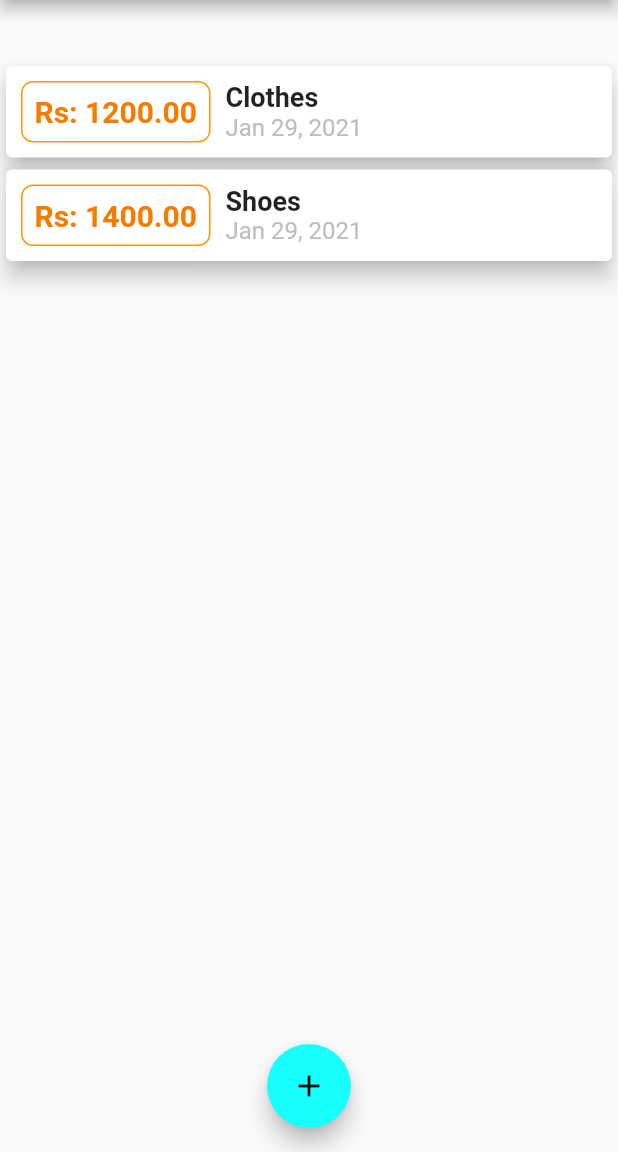
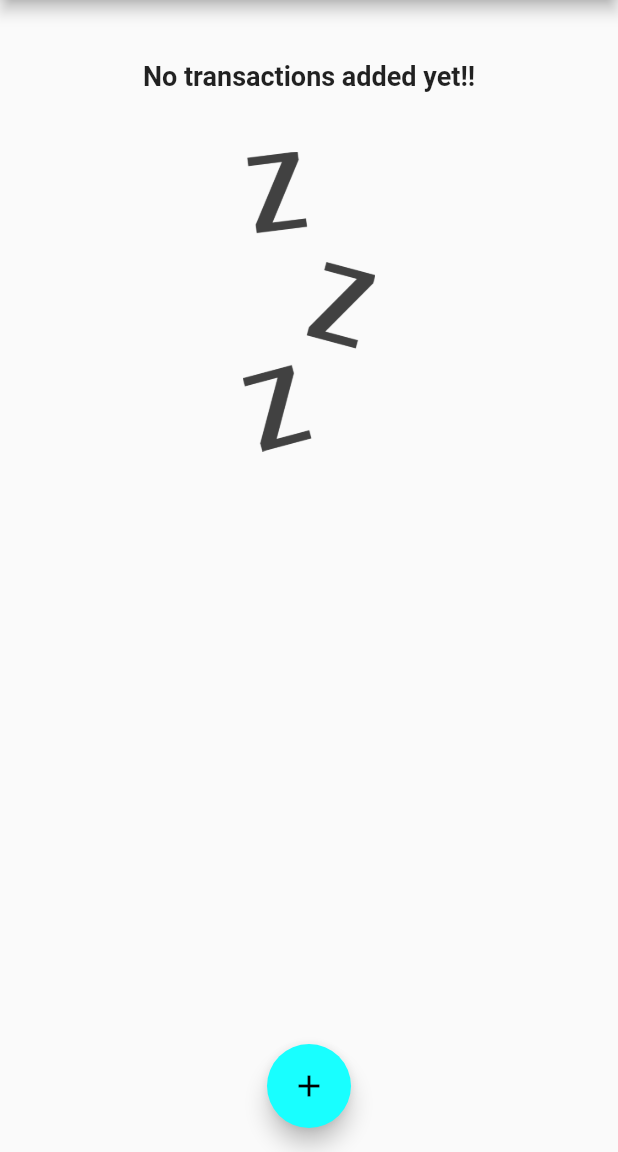
Before and after one commit to aniketgaikwad9797/Personal-Expenses-App, a Flutter app: the screen it shows after launch, on a phone screen of 412 x 824 dp, the part 84-1236 px from its top. Run offline on Flutter 3.47's test engine with Material 2 defaults, Android fonts, the phone set to English and light mode, and no system bars; Roboto replaces fonts that are missing (HachiMaruPop).

Commit message:
change height of sized box

```diff
--- a/lib/main.dart
+++ b/lib/main.dart
@@ -57,7 +57,7 @@ class MyHomePage extends StatefulWidget {
 
 class _MyHomePageState extends State<MyHomePage> {
   final List<Transaction> _userTransactions = [
-    Transaction(
+    /*Transaction(
       id: "1",
       name: "Clothes",
       amount: 1200,
@@ -68,7 +68,7 @@ class _MyHomePageState extends State<MyHomePage> {
       name: "Shoes",
       amount: 1400,
       date: DateTime.now(),
-    ),
+    ),*/
   ];
 
   List<Transaction> get _recentTransaction {
--- a/lib/widget/transaction_list.dart
+++ b/lib/widget/transaction_list.dart
@@ -17,9 +17,9 @@ class TransactionList extends StatelessWidget {
               children: [
                 Text(
                   "No transactions added yet!!",
-                  style: Theme.of(context).textTheme.headline5,
+                  style: Theme.of(context).textTheme.headline6,
                 ),
-                SizedBox(height: 20,),
+                SizedBox(height: 40,),
                 Container(
                   height: 200,
                   child: Image.asset(
```
